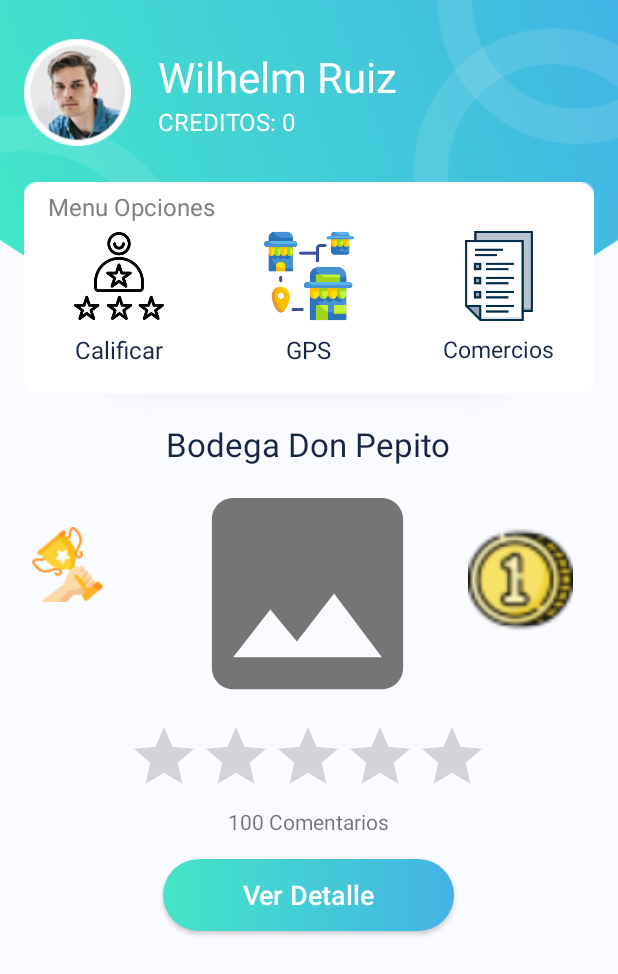
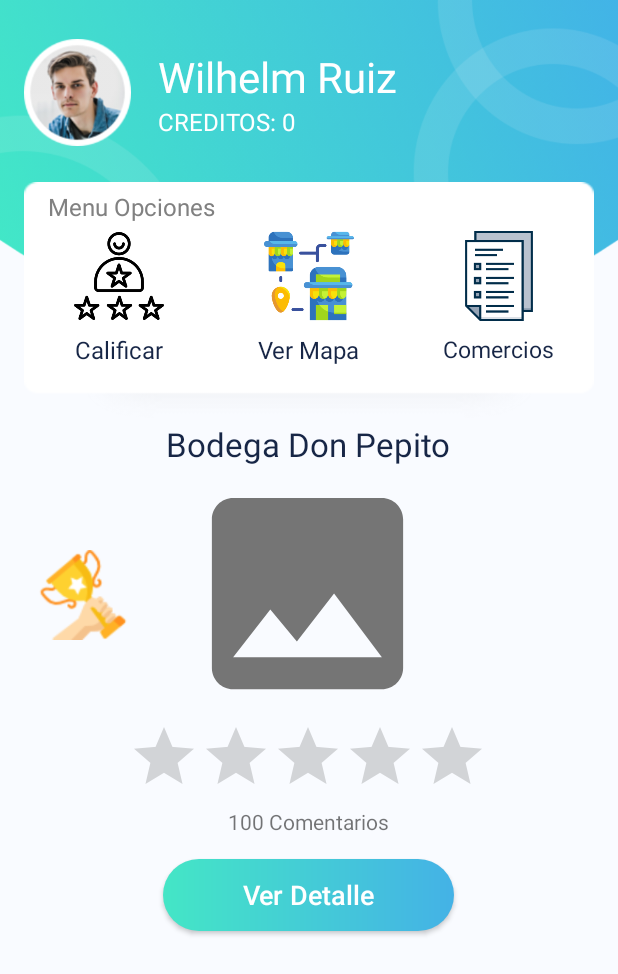
Before and after one commit to iTzLockDown/MarkeFriendApp, an Android app: the PrincipalActivity screen opened directly, with no data from a screen before it, on a phone screen of 412 x 824 dp. Shown: the top 974 px of the screen. Run offline under Robolectric (Android 15) with nearby library versions, the light colour scheme and no system bars.

Commit message:
Se agrego la activity de detalle de comercio y se cambio la clave api de maps

```diff
--- a/app/src/main/java/com/codec/marketfriendapp/Activity/PrincipalActivity.java
+++ b/app/src/main/java/com/codec/marketfriendapp/Activity/PrincipalActivity.java
@@ -2,15 +2,128 @@ package com.codec.marketfriendapp.Activity;
 
 import androidx.appcompat.app.AppCompatActivity;
 
+import android.content.Intent;
 import android.os.Bundle;
+import android.view.View;
+import android.widget.Button;
+import android.widget.EditText;
+import android.widget.ImageView;
+import android.widget.RatingBar;
+import android.widget.TextView;
 
 import com.codec.marketfriendapp.R;
 
-public class PrincipalActivity extends AppCompatActivity {
+public class PrincipalActivity extends AppCompatActivity implements View.OnClickListener {
+
+
+    //regiob Paranetros y Variables
+    TextView tvNombreUsuario, tvBilleteraUsuario, tvNegocioTitulo, tvNumeroComentario;
+    ImageView ivCalificar,ivVerMapa, ivListado, ivComercio;
+    Button btnDetalle;
+    RatingBar rbCalificacion;
+    //endregion
+
+
+    //region Constructores
+    public void InicializaMetodo()
+    {
+        RegistroObjeto();
+        ListenerObjeto();
+    }
+
+
+    //endregion
+
+    //region Metodos
+
+    public void RegistroObjeto()
+    {
+        tvNombreUsuario = findViewById(R.id.tvNombreUsuario);
+        tvBilleteraUsuario = findViewById(R.id.tvBilleteraUsuario);
+        tvNegocioTitulo = findViewById(R.id.tvNegocioTitulo);
+        tvNumeroComentario = findViewById(R.id.tvNumeroComentario);
+
+        ivCalificar= findViewById(R.id.ivCalificar);
+        ivVerMapa= findViewById(R.id.ivVerMapa);
+        ivListado= findViewById(R.id.ivListado);
+        ivComercio= findViewById(R.id.ivComercio);
+
+        btnDetalle = findViewById(R.id.btnDetalle);
+        rbCalificacion = findViewById(R.id.rbCalificacion);
+
+    }
+    public void ListenerObjeto(){
+        tvNombreUsuario.setOnClickListener(this);
+        ivCalificar.setOnClickListener(this);
+        ivVerMapa.setOnClickListener(this);
+        ivListado.setOnClickListener(this);
+        btnDetalle.setOnClickListener(this);
+    }
+
+    public void PerfilCliente(){
+        Intent i = new Intent(PrincipalActivity.this, PerfilClienteActivity.class);
+        startActivity(i);
+    }
+    public void CalificarComercio()
+    {
+        Intent i = new Intent(PrincipalActivity.this, PerfilClienteActivity.class);
+        startActivity(i);
+    }
+    public void VerMapa(){
+        Intent i = new Intent(PrincipalActivity.this, PerfilClienteActivity.class);
+        startActivity(i);
+    }
+    public void ListadoComercio()
+    {
+        Intent i = new Intent(PrincipalActivity.this, PerfilClienteActivity.class);
+        startActivity(i);
+    }
+    public void DetalleComercio(){
+        Intent i = new Intent(PrincipalActivity.this, PerfilClienteActivity.class);
+        startActivity(i);
+    }
+    //endregion
+
+    //regionh Activitys
+
 
     @Override
     protected void onCreate(Bundle savedInstanceState) {
         super.onCreate(savedInstanceState);
         setContentView(R.layout.activity_principal);
+        InicializaMetodo();
     }
+
+    @Override
+    public void onClick(View v) {
+        int id  =v.getId();
+
+        switch (id)
+        {
+            case R.id.tvNombreUsuario:
+                PerfilCliente();
+                break;
+            case R.id.ivCalificar:
+                CalificarComercio();
+                break;
+            case R.id.ivVerMapa:
+                VerMapa();
+                break;
+            case R.id.ivListado:
+                ListadoComercio();
+                break;
+            case R.id.btnDetalle:
+                DetalleComercio();
+                break;
+
+        }
+    }
+
+
+    //endregion
+
+
+
+
+
 }
--- a/app/src/main/res/layout/activity_principal.xml
+++ b/app/src/main/res/layout/activity_principal.xml
@@ -17,7 +17,7 @@
         app:layout_constraintStart_toStartOf="parent"
         app:layout_constraintTop_toTopOf="parent" />
     <ImageView
-        android:id="@+id/imagenUsuario"
+        android:id="@+id/ivUsuario"
         android:layout_width="71dp"
         android:layout_height="71dp"
         android:layout_marginStart="16dp"
@@ -27,7 +27,7 @@
         app:layout_constraintTop_toTopOf="parent"
         />
     <TextView
-        android:id="@+id/nombreUsuario"
+        android:id="@+id/tvNombreUsuario"
         android:layout_width="wrap_content"
         android:layout_height="wrap_content"
         android:layout_marginStart="18dp"
@@ -35,19 +35,19 @@
         android:text="Wilhelm Ruiz"
         android:textColor="#FFF"
         android:textSize="28sp"
-        app:layout_constraintStart_toEndOf="@+id/imagenUsuario"
+        app:layout_constraintStart_toEndOf="@+id/ivUsuario"
         app:layout_constraintTop_toTopOf="parent"
         />
     <TextView
-        android:id="@+id/billeteraUsuario"
+        android:id="@+id/tvBilleteraUsuario"
         android:layout_width="wrap_content"
         android:layout_height="wrap_content"
         android:layout_marginStart="18dp"
         android:text="CREDITOS: 0"
         android:textColor="#fff"
         android:textSize="16sp"
-        app:layout_constraintStart_toEndOf="@+id/imagenUsuario"
-        app:layout_constraintTop_toBottomOf="@+id/nombreUsuario" />
+        app:layout_constraintStart_toEndOf="@+id/ivUsuario"
+        app:layout_constraintTop_toBottomOf="@+id/tvNombreUsuario" />
     <LinearLayout
         android:id="@+id/linearLayout"
         android:layout_width="match_parent"
@@ -60,7 +60,7 @@
         app:layout_constraintEnd_toEndOf="parent"
         app:layout_constraintHorizontal_bias="0.0"
         app:layout_constraintStart_toStartOf="parent"
-        app:layout_constraintTop_toBottomOf="@+id/imagenUsuario">
+        app:layout_constraintTop_toBottomOf="@+id/ivUsuario">
 
         <TextView
             android:id="@+id/menuLista"
@@ -88,7 +88,7 @@
                 android:orientation="vertical">
 
                 <ImageView
-                    android:id="@+id/imgCalificar"
+                    android:id="@+id/ivCalificar"
                     android:layout_width="60dp"
                     android:layout_height="60dp"
                     android:layout_marginBottom="8dp"
@@ -113,7 +113,7 @@
                 android:orientation="vertical">
 
                 <ImageView
-                    android:id="@+id/imgReportar"
+                    android:id="@+id/ivVerMapa"
                     android:layout_width="60dp"
                     android:layout_height="60dp"
                     android:layout_marginBottom="8dp"
@@ -123,7 +123,7 @@
                     android:id="@+id/mpDenunciar"
                     android:layout_width="wrap_content"
                     android:layout_height="wrap_content"
-                    android:text="GPS"
+                    android:text="Ver Mapa"
                     android:textColor="#172646"
                     android:textSize="16sp" />
 
@@ -138,7 +138,7 @@
                 android:orientation="vertical">
 
                 <ImageView
-                    android:id="@+id/imgPedidos"
+                    android:id="@+id/ivListado"
                     android:layout_width="60dp"
                     android:layout_height="60dp"
                     android:layout_marginBottom="8dp"
@@ -163,7 +163,7 @@
 
 
     <ImageView
-        android:id="@+id/imgPuntoVenta"
+        android:id="@+id/ivComercio"
         android:layout_width="170dp"
         android:layout_height="170dp"
         android:layout_marginStart="8dp"
@@ -173,9 +173,9 @@
         app:layout_constraintEnd_toEndOf="parent"
         app:layout_constraintHorizontal_bias="0.497"
         app:layout_constraintStart_toStartOf="parent"
-        app:layout_constraintTop_toBottomOf="@+id/negocioTitulo" />
+        app:layout_constraintTop_toBottomOf="@+id/tvNegocioTitulo" />
     <TextView
-        android:id="@+id/negocioTitulo"
+        android:id="@+id/tvNegocioTitulo"
         android:layout_width="wrap_content"
         android:layout_height="wrap_content"
         android:layout_marginEnd="8dp"
@@ -192,12 +192,12 @@
 
 
     <RatingBar
-        android:id="@+id/ratingBar"
+        android:id="@+id/rbCalificacion"
         android:layout_width="wrap_content"
         android:layout_height="wrap_content"
-        app:layout_constraintEnd_toEndOf="@+id/imgPuntoVenta"
-        app:layout_constraintStart_toStartOf="@+id/imgPuntoVenta"
-        app:layout_constraintTop_toBottomOf="@+id/imgPuntoVenta" />
+        app:layout_constraintEnd_toEndOf="@+id/ivComercio"
+        app:layout_constraintStart_toStartOf="@+id/ivComercio"
+        app:layout_constraintTop_toBottomOf="@+id/ivComercio" />
 
        <TextView
            android:id="@+id/tvNumeroComentario"
@@ -205,13 +205,13 @@
            android:layout_height="wrap_content"
            android:text="100 Comentarios"
            android:layout_marginBottom="15dp"
-           app:layout_constraintEnd_toEndOf="@+id/ratingBar"
-           app:layout_constraintStart_toStartOf="@+id/ratingBar"
-           app:layout_constraintTop_toBottomOf="@+id/ratingBar"
+           app:layout_constraintEnd_toEndOf="@+id/rbCalificacion"
+           app:layout_constraintStart_toStartOf="@+id/rbCalificacion"
+           app:layout_constraintTop_toBottomOf="@+id/rbCalificacion"
            />
 
     <Button
-        android:id="@+id/btnClasificar"
+        android:id="@+id/btnDetalle"
         android:layout_width="194dp"
         android:layout_height="wrap_content"
         android:background="@drawable/bgbtnclasifica"
@@ -228,21 +228,13 @@
 
     <ImageView
         android:id="@+id/ivCopa"
-        android:layout_width="50dp"
-        android:layout_height="50dp"
+        android:layout_width="60dp"
+        android:layout_height="60dp"
         app:srcCompat="@drawable/champion"
-        android:layout_marginStart="20dp"
-        android:layout_marginTop="70dp"
+        android:layout_marginStart="25dp"
+        android:layout_marginTop="85dp"
         app:layout_constraintStart_toStartOf="parent"
         app:layout_constraintTop_toBottomOf="@+id/linearLayout"/>
 
-    <ImageView
-        android:id="@+id/ivPosicion"
-        android:layout_width="70dp"
-        android:layout_height="70dp"
-        android:layout_marginTop="70dp"
-        android:layout_marginEnd="30dp"
-        app:layout_constraintEnd_toEndOf="parent"
-        app:layout_constraintTop_toBottomOf="@+id/linearLayout"
-        app:srcCompat="@drawable/numero" />
+
 </androidx.constraintlayout.widget.ConstraintLayout>
--- a/app/src/main/res/values/strings.xml
+++ b/app/src/main/res/values/strings.xml
@@ -8,4 +8,5 @@
         <item>Symbian</item>
         <item>Windows Phone</item>
     </string-array>
+    <string name="title_activity_ver_mapa">Map</string>
 </resources>
```
Also changed, not shown: app/src/debug/res/values/google_maps_api.xml (added, +24 -0 lines), app/src/main/AndroidManifest.xml (+32 -1 lines), app/src/main/java/com/codec/marketfriendapp/Activity/CalificarComercioActivity.java (added, +16 -0 lines), app/src/main/java/com/codec/marketfriendapp/Activity/DetalleComercioActivity.java (added, +16 -0 lines), app/src/main/java/com/codec/marketfriendapp/Activity/ListadoComercioActivity.java (added, +16 -0 lines), app/src/main/java/com/codec/marketfriendapp/Activity/VerMapaActivity.java (added, +47 -0 lines), app/src/main/res/layout/activity_calificar_comercio.xml (added, +9 -0 lines), app/src/main/res/layout/activity_detalle_comercio.xml (added, +9 -0 lines), app/src/main/res/layout/activity_listado_comercio.xml (added, +9 -0 lines), app/src/main/res/layout/activity_ver_mapa.xml (added, +9 -0 lines), app/src/main/res/drawable-v24/posicion.png (added), 1 other file.
